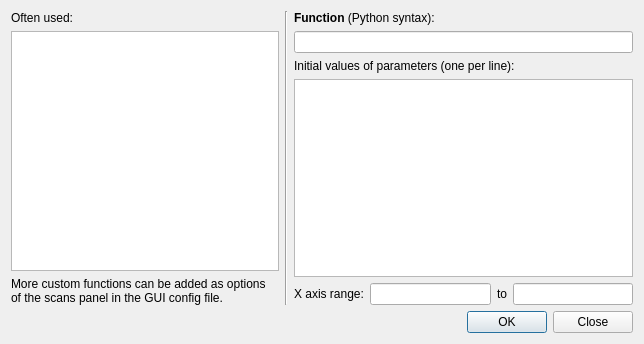
The window that nicos/clients/gui/panels/fit_arby.ui (mlz-ictrl/nicos) describes before a commit, drawn with Qt 5.
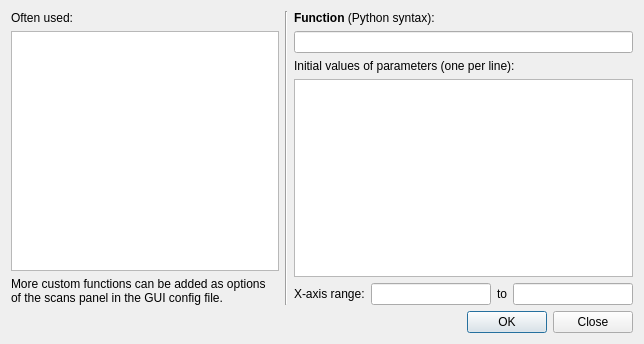
The same window after the commit.

```diff
--- a/nicos/clients/gui/panels/fit_arby.ui
+++ b/nicos/clients/gui/panels/fit_arby.ui
@@ -33,7 +33,7 @@
      <item row="5" column="2">
       <widget class="QLabel" name="label_4">
        <property name="text">
-        <string>X axis range:</string>
+        <string>X-axis range:</string>
        </property>
       </widget>
      </item>
```
